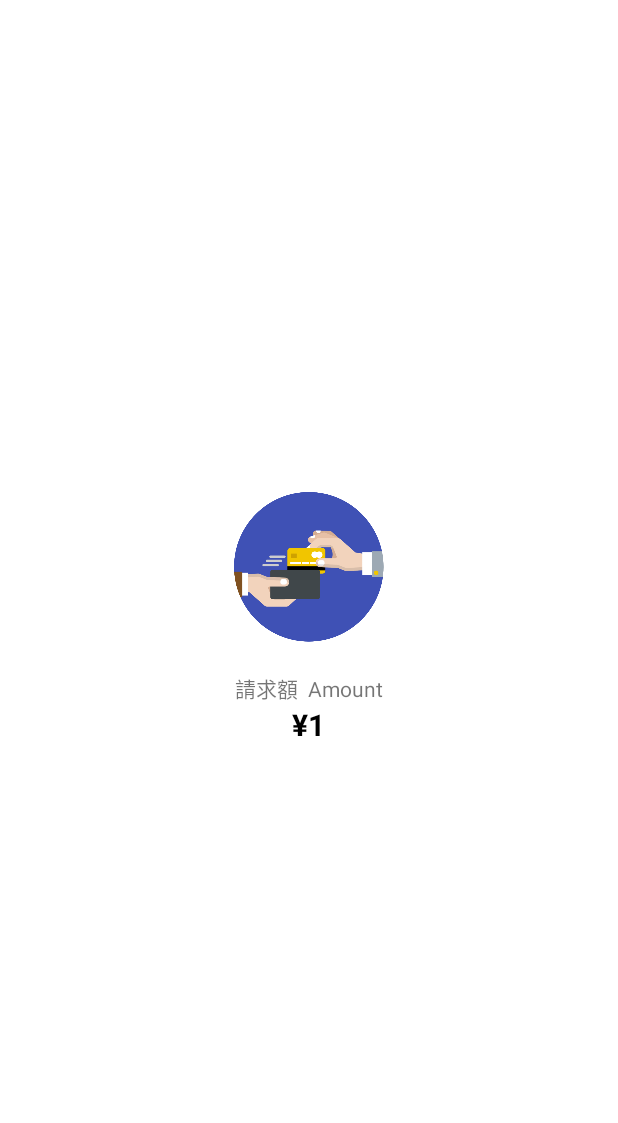
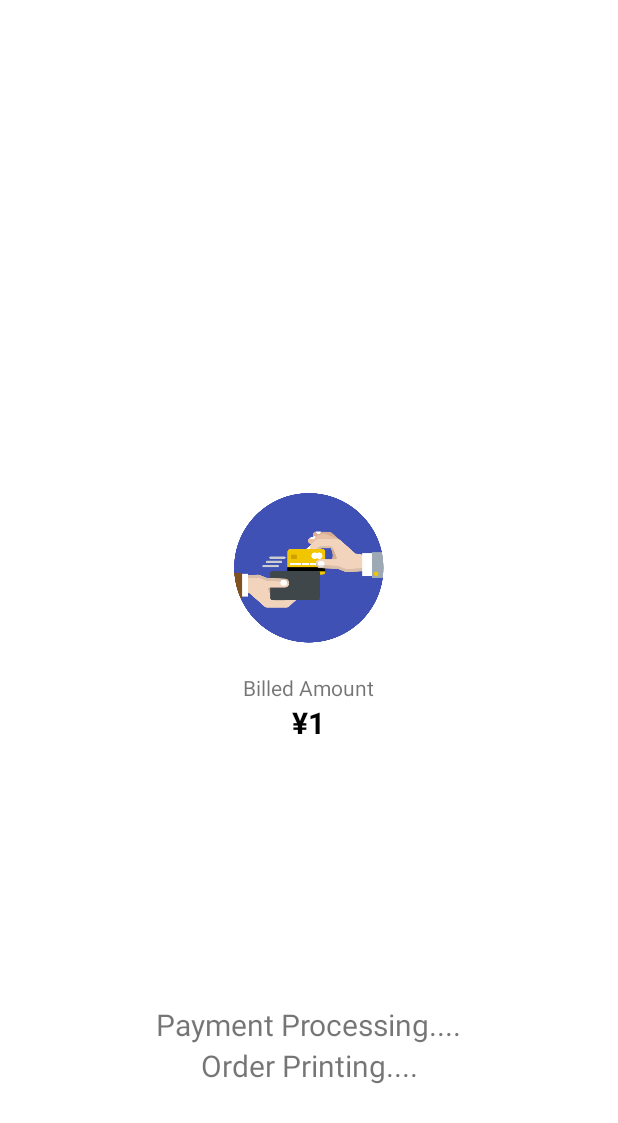
Before and after one commit to android-lyhv/android-pos-payment_terminal, an Android app: the layout activity_process.xml on its own in the app's theme, with its tools: preview values and no code run, on a phone screen of 412 x 824 dp. Shown: the top 1123 px of the screen. Run offline under Robolectric (Android 15) with nearby library versions, the phone set to English and light mode, and no system bars.

Commit message:
Fix printer process

```diff
--- a/app/src/main/AndroidManifest.xml
+++ b/app/src/main/AndroidManifest.xml
@@ -14,8 +14,7 @@
         android:supportsRtl="true"
         android:theme="@style/AppTheme">
         <activity
-            android:name=".MainActivity"
-            android:screenOrientation="landscape">
+            android:name=".MainActivity">
             <intent-filter>
                 <action android:name="android.intent.action.MAIN" />
                 <category android:name="android.intent.category.LAUNCHER" />
@@ -28,8 +27,7 @@
                 android:name="android.hardware.usb.action.USB_DEVICE_ATTACHED"
                 android:resource="@xml/device_filter" />
         </activity>
-        <activity android:name=".ProcessActivity"
-            android:screenOrientation="landscape"/>
+        <activity android:name=".ProcessActivity" />
     </application>
 
 </manifest>
--- a/app/src/main/res/layout/activity_main.xml
+++ b/app/src/main/res/layout/activity_main.xml
@@ -517,7 +517,7 @@
         <TextView
             android:layout_width="wrap_content"
             android:layout_height="wrap_content"
-            android:text="請求額  Amount" />
+            android:text="Billed Amount" />
 
         <TextView
             android:layout_width="wrap_content"
--- a/app/src/main/res/layout/activity_process.xml
+++ b/app/src/main/res/layout/activity_process.xml
@@ -4,6 +4,7 @@
     xmlns:tools="http://schemas.android.com/tools"
     android:layout_width="match_parent"
     android:layout_height="match_parent"
+    android:padding="100dp"
     tools:context=".ProcessActivity">
 
     <LinearLayout
@@ -119,7 +120,7 @@
         <TextView
             android:layout_width="wrap_content"
             android:layout_height="wrap_content"
-            android:text="請求額  Amount" />
+            android:text="Billed Amount" />
 
         <TextView
             android:layout_width="wrap_content"
@@ -130,4 +131,25 @@
             android:textStyle="bold" />
     </LinearLayout>
 
+    <TextView
+        android:id="@+id/tv_payment_processing"
+        android:layout_width="wrap_content"
+        android:layout_height="wrap_content"
+        android:text="Payment Processing...."
+        android:textSize="20dp"
+        app:layout_constraintBottom_toTopOf="@id/tv_printing_status"
+        app:layout_constraintEnd_toEndOf="parent"
+        app:layout_constraintHorizontal_bias="0.5"
+        app:layout_constraintStart_toStartOf="parent" />
+
+    <TextView
+        android:id="@+id/tv_printing_status"
+        android:layout_width="wrap_content"
+        android:layout_height="wrap_content"
+        android:textSize="20dp"
+        app:layout_constraintBottom_toBottomOf="parent"
+        app:layout_constraintEnd_toEndOf="parent"
+        app:layout_constraintHorizontal_bias="0.5"
+        app:layout_constraintStart_toStartOf="parent"
+        tools:text="Order Printing...." />
 </androidx.constraintlayout.widget.ConstraintLayout>
```
Also changed, not shown: app/src/main/java/jp/remise/remiseapmdriversample/ProcessActivity.kt (+33 -16 lines), 1 other file.
